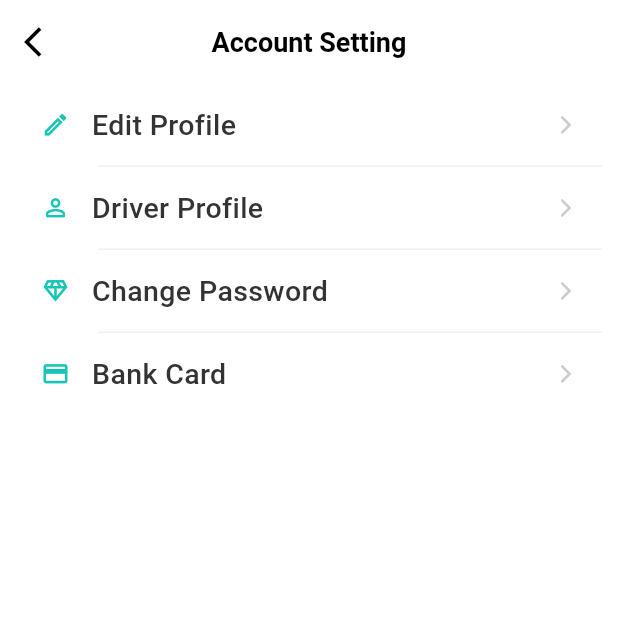
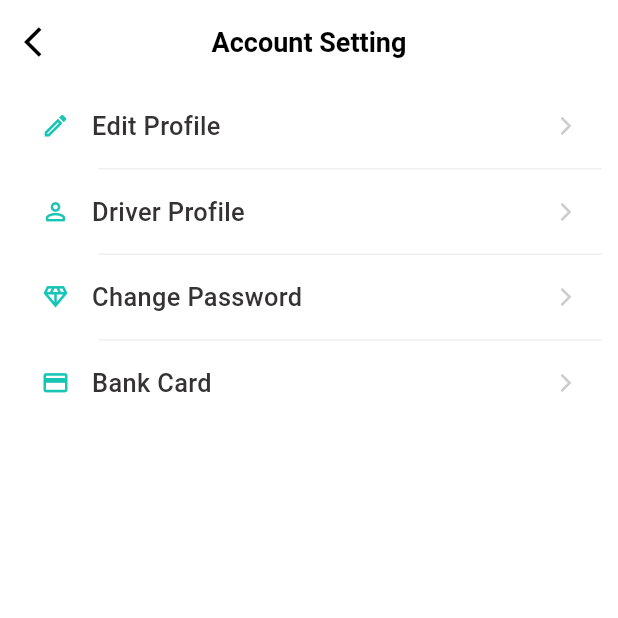
Before and after one commit to learnwithmotaleb/jeebjab_development, a Flutter app: the AccountScreen screen opened by its route, on a phone screen of 412 x 824 dp, the top half of it. Run offline on Flutter 3.47's test engine with Material 3 defaults, Android fonts, the phone set to English and light mode, and no system bars; our stand-ins replace device_preview, get, hive, image_picker, internet_connection_checker_plus, logger and 4 more; accounts and stored records are empty.

Commit message:
full project ready all completed

```diff
--- /dev/null
+++ b/lib/core/enums/device_type.dart
@@ -0,0 +1,2 @@
+// 🔥 NEW ENUM
+enum DeviceType { mobile, tablet, desktop }
--- a/lib/core/responsive_layout/dimensions.dart
+++ b/lib/core/responsive_layout/dimensions.dart
@@ -1,102 +1,115 @@
 import 'package:flutter/material.dart';
 import 'package:get/get.dart';
 
-/// Responsive scaling helpers based on a base design size.
-/// Base Figma: 390 x 844 (iPhone 12).
+import '../enums/device_type.dart';
+
 class Dimensions {
   Dimensions._();
 
-  // Base design (Figma reference)
+  // 🔹 Base design (Figma)
   static const double baseWidth = 390.0;
   static const double baseHeight = 844.0;
 
-  // Live screen size
+  // 🔹 Screen size
   static double get screenWidth => Get.width;
   static double get screenHeight => Get.height;
 
-  // Orientation-aware sides
+  // 🔹 Orientation-safe
   static double get shortestSide =>
       screenWidth < screenHeight ? screenWidth : screenHeight;
 
   static double get longestSide =>
       screenWidth > screenHeight ? screenWidth : screenHeight;
 
-  // MediaQuery safe access
+  // 🔹 MediaQuery
   static MediaQueryData? get _mq =>
       Get.context != null ? MediaQuery.of(Get.context!) : null;
 
   static double get pixelRatio => _mq?.devicePixelRatio ?? 2.0;
   static double get textScale => _mq?.textScaleFactor ?? 1.0;
 
-  /// Width scale
+  // 🔹 Device Type Enum (NEW 🔥)
+  static DeviceType get deviceType {
+    if (isDesktop) return DeviceType.desktop;
+    if (isTablet) return DeviceType.tablet;
+    return DeviceType.mobile;
+  }
+
+  // 🔹 Width scale
   static double w(double value) {
     final scaled = value * (screenWidth / baseWidth);
     return clampSpace(scaled);
   }
 
-  /// Height scale
+  // 🔹 Height scale
   static double h(double value) {
     final scaled = value * (screenHeight / baseHeight);
     return clampSpace(scaled);
   }
 
-  /// Font scale (stable on rotation)
+  // 🔹 Font scale (improved)
   static double f(double size, {bool respectTextScale = true}) {
     double scaled = size * (shortestSide / baseWidth);
 
     if (respectTextScale) {
-      scaled *= textScale;
+      scaled *= textScale.clamp(0.8, 1.3); // 🔥 FIXED
     }
 
     return clampFont(scaled);
   }
 
-  /// Radius scale
+  // 🔹 Radius
   static double r(double radius) {
     final scaled = radius * (screenWidth / baseWidth);
     return clampSpace(scaled);
   }
 
-
-  ///Responsive Font Size
-  static double responsiveFont({
-    required double mobile,
+  // 🔥 Clean API for Font
+  static double fs(
+      double mobile, {
         double? tablet,
         double? desktop,
       }) {
-    if (isDesktop) return f(desktop ?? tablet ?? mobile);
-    if (isTablet) return f(tablet ?? mobile);
+    switch (deviceType) {
+      case DeviceType.desktop:
+        return f(desktop ?? tablet ?? mobile);
+      case DeviceType.tablet:
+        return f(tablet ?? mobile);
+      default:
         return f(mobile);
     }
+  }
 
-
-  ///Responsive height and widget for container
-  static double responsiveHeightWidth({
-    required double mobile,
+  // 🔥 Layout size (FIXED: was using f ❌)
+  static double rs(
+      double mobile, {
         double? tablet,
         double? desktop,
       }) {
-    if (isDesktop) return f(desktop ?? tablet ?? mobile);
-    if (isTablet) return f(tablet ?? mobile);
-    return f(mobile);
+    switch (deviceType) {
+      case DeviceType.desktop:
+        return w(desktop ?? tablet ?? mobile);
+      case DeviceType.tablet:
+        return w(tablet ?? mobile);
+      default:
+        return w(mobile);
+    }
   }
 
-  //Responsive Icon Size
-  static double responsiveIcon({
-    required double mobile,
+  // 🔹 Icon size
+  static double icon(
+      double mobile, {
         double? tablet,
         double? desktop,
       }) {
-    if (isDesktop) return w(desktop ?? tablet ?? mobile);
-    if (isTablet) return w(tablet ?? mobile);
-    return w(mobile);
+    return rs(mobile, tablet: tablet, desktop: desktop);
   }
 
-  // Padding helpers
+  // 🔹 Padding helpers (FIXED)
   static EdgeInsets pAll(double v) => EdgeInsets.all(w(v));
 
   static EdgeInsets pSym({double h = 16, double v = 16}) =>
-      EdgeInsets.symmetric(horizontal: w(h), vertical: h);
+      EdgeInsets.symmetric(horizontal: w(h), vertical: h); // FIXED
 
   static EdgeInsets pOnly({
     double l = 0,
@@ -111,34 +124,34 @@ class Dimensions {
         bottom: h(b),
       );
 
-  // Common paddings
+  // 🔹 Common paddings
   static EdgeInsets get pSmall => pAll(8);
   static EdgeInsets get pMedium => pAll(16);
   static EdgeInsets get pLarge => pAll(24);
 
-  // Common gaps
+  // 🔹 Gaps
   static SizedBox gapW(double v) => SizedBox(width: w(v));
   static SizedBox gapH(double v) => SizedBox(height: h(v));
 
-  /// Safe areas
+  // 🔹 Safe area
   static EdgeInsets get safePadding => _mq?.padding ?? EdgeInsets.zero;
 
-  /// Breakpoints (shortestSide based = orientation safe)
+  // 🔹 Breakpoints
   static bool get isMobile => shortestSide < 600;
   static bool get isTablet =>
       shortestSide >= 600 && shortestSide < 1024;
   static bool get isDesktop => shortestSide >= 1024;
 
-  /// Clamp font sizes
+  // 🔹 Clamp font (UPDATED 🔥)
   static double clampFont(
       double value, {
         double min = 12,
-        double max = 28,
+        double max = 40, // increased for desktop
       }) {
     return value.clamp(min, max);
   }
 
-  /// Clamp spacing
+  // 🔹 Clamp spacing
   static double clampSpace(
       double value, {
         double min = 4,
--- a/lib/presentation/screen/profile/profile/widget/profile_menu_item_widget.dart
+++ b/lib/presentation/screen/profile/profile/widget/profile_menu_item_widget.dart
@@ -1,7 +1,6 @@
 import 'package:flutter/material.dart';
 import 'package:jeebjab/core/responsive_layout/dimensions.dart';
 import 'package:jeebjab/utils/app_colors/app_colors.dart';
-
 import '../controller/profile_controller.dart';
 
 class ProfileMenuItemWidget extends StatelessWidget {
@@ -22,46 +21,31 @@ class ProfileMenuItemWidget extends StatelessWidget {
           onTap: item.onTap,
           borderRadius: BorderRadius.circular(Dimensions.r(8)),
           child: Padding(
-            padding: EdgeInsets.symmetric(
-              horizontal: Dimensions.w(16),
-              vertical: Dimensions.h(14),
-            ),
+            padding: Dimensions.pSym(h: 16, v: 14), // 🔥 cleaner
             child: Row(
               children: [
-                // ── Icon ────────────────────────────────────────────────
+                // 🔹 Icon
                 Icon(
                   item.icon,
-                  size: Dimensions.responsiveIcon(
-                    mobile: 18,
-                    tablet: 20,
-                    desktop: 26,
-                  ),
+                  size: Dimensions.icon(18, tablet: 20, desktop: 24),
                   color: item.iconColor ?? AppColors.primaryColor,
                 ),
 
-                SizedBox(width: Dimensions.w(14)),
+                Dimensions.gapW(14),
 
-                // ── Label ────────────────────────────────────────────────
+                // 🔹 Label
                 Expanded(
                   child: Text(
                     item.title,
-                    style: TextStyle(
-                      fontSize: Dimensions.responsiveFont(
-                        mobile: 18,
-                        tablet: 20,
-                        desktop: 26,
-                      ),
-                      fontWeight: FontWeight.w500,
-                      color: item.iconColor ?? AppColors.labelColor,
-                    ),
+                    style: _textStyle,
                   ),
                 ),
 
-                // ── Arrow ────────────────────────────────────────────────
+                // 🔹 Arrow
                 if (item.iconColor == null)
                   Icon(
                     Icons.arrow_forward_ios_rounded,
-                    size: Dimensions.w(14),
+                    size: Dimensions.icon(14),
                     color: const Color(0xFFCCCCCC),
                   ),
               ],
@@ -69,7 +53,7 @@ class ProfileMenuItemWidget extends StatelessWidget {
           ),
         ),
 
-        // ── Divider (hidden for last item / logout) ───────────────────
+        // 🔹 Divider
         if (showDivider)
           Divider(
             height: 1,
@@ -80,4 +64,11 @@ class ProfileMenuItemWidget extends StatelessWidget {
       ],
     );
   }
+
+  // 🔥 Extracted TextStyle (Cleaner + Reusable)
+  TextStyle get _textStyle => TextStyle(
+    fontSize: Dimensions.fs(16, tablet: 18, desktop: 20), // 🔥 fixed scale
+    fontWeight: FontWeight.w500,
+    color: item.iconColor ?? AppColors.labelColor,
+  );
 }
--- a/lib/utils/app_text_style/app_text_style.dart
+++ b/lib/utils/app_text_style/app_text_style.dart
@@ -1,42 +1,49 @@
-
 import 'package:flutter/material.dart';
+import '../../core/responsive_layout/dimensions.dart';
 import '../app_colors/app_colors.dart';
 
+class AppTextStyles {
+  AppTextStyles._();
 
-class AppTextStyles {
-  static const TextStyle title = TextStyle(
-    fontFamily: "urbanist",
-    fontSize: 16,
+  static const String urbanist = "urbanist";
+  static const String poppins = "poppins";
+
+  // 🔹 TITLE
+  static TextStyle title = TextStyle(
+    fontFamily: urbanist,
+    fontSize: Dimensions.fs(16, tablet: 18, desktop: 20),
     fontWeight: FontWeight.w700,
     color: AppColors.blackColor,
   );
 
-  static  TextStyle label = TextStyle(
-    fontFamily: "poppins",
-    fontSize: 14,
-    fontWeight: FontWeight.normal,
+  // 🔹 LABEL
+  static TextStyle label = TextStyle(
+    fontFamily: poppins,
+    fontSize: Dimensions.fs(12, tablet: 14, desktop: 16),
+    fontWeight: FontWeight.w400,
     color: AppColors.labelColor,
   );
 
-  static  TextStyle body = TextStyle(
-    fontFamily: "urbanist",
+  // 🔹 BODY
+  static TextStyle body = TextStyle(
+    fontFamily: urbanist,
+    fontSize: Dimensions.fs(14, tablet: 16, desktop: 18),
     fontWeight: FontWeight.w400,
-
-    fontSize: 14,
     color: AppColors.blackColor.withOpacity(0.6),
   );
 
-  static  TextStyle hint = TextStyle(
-    fontFamily: "poppins",
-    fontSize: 16,
+  // 🔹 HINT
+  static TextStyle hint = TextStyle(
+    fontFamily: poppins,
+    fontSize: Dimensions.fs(14, tablet: 15, desktop: 16),
     fontWeight: FontWeight.w400,
     color: AppColors.hintTextColor,
   );
 
-
-  static const TextStyle button = TextStyle(
-    fontFamily: "poppins",
-    fontSize: 16,
+  // 🔹 BUTTON
+  static TextStyle button = TextStyle(
+    fontFamily: poppins,
+    fontSize: Dimensions.fs(14, tablet: 16, desktop: 18),
     fontWeight: FontWeight.w600,
     color: AppColors.whiteColor,
   );
```
Lines whose indentation alone changed are shown as unchanged.
